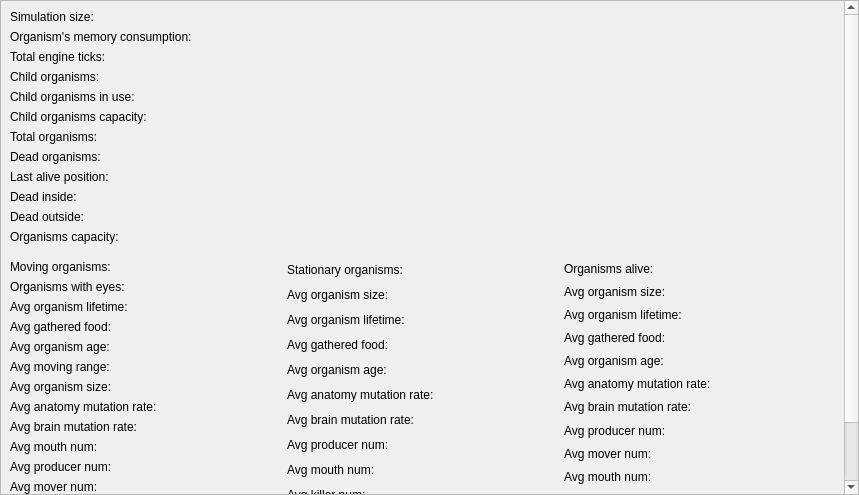
Above: Source/UiFiles/statistics.ui from SuperSpaceEye/LifeEngineExtended before the change. Below: the same form after it.
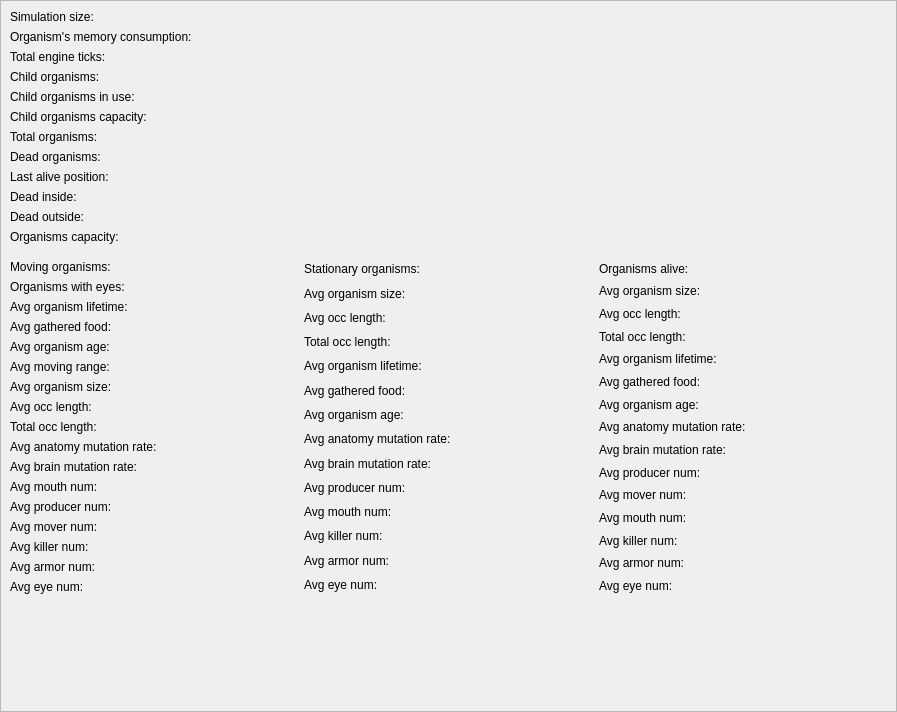
That is the form after the change.

Patch:
```diff
--- a/Source/UiFiles/statistics.ui
+++ b/Source/UiFiles/statistics.ui
@@ -6,8 +6,8 @@
    <rect>
     <x>0</x>
     <y>0</y>
-    <width>859</width>
-    <height>495</height>
+    <width>897</width>
+    <height>712</height>
    </rect>
   </property>
   <property name="windowTitle">
@@ -44,9 +44,9 @@
       <property name="geometry">
        <rect>
         <x>0</x>
-        <y>-165</y>
-        <width>843</width>
-        <height>659</height>
+        <y>0</y>
+        <width>895</width>
+        <height>710</height>
        </rect>
       </property>
       <property name="sizePolicy">
@@ -239,6 +239,20 @@
                 </property>
                </widget>
               </item>
+              <item>
+               <widget class="QLabel" name="lb_avg_occ_len_2">
+                <property name="text">
+                 <string>Avg occ length:</string>
+                </property>
+               </widget>
+              </item>
+              <item>
+               <widget class="QLabel" name="lb_total_occ_len_2">
+                <property name="text">
+                 <string>Total occ length:</string>
+                </property>
+               </widget>
+              </item>
               <item>
                <widget class="QLabel" name="lb_anatomy_mutation_rate_2">
                 <property name="text">
@@ -313,6 +327,20 @@
                 </property>
                </widget>
               </item>
+              <item>
+               <widget class="QLabel" name="lb_avg_occ_len_3">
+                <property name="text">
+                 <string>Avg occ length:</string>
+                </property>
+               </widget>
+              </item>
+              <item>
+               <widget class="QLabel" name="lb_total_occ_length_3">
+                <property name="text">
+                 <string>Total occ length:</string>
+                </property>
+               </widget>
+              </item>
               <item>
                <widget class="QLabel" name="lb_avg_org_lifetime_3">
                 <property name="text">
@@ -401,6 +429,20 @@
                 </property>
                </widget>
               </item>
+              <item>
+               <widget class="QLabel" name="lb_avg_occ_length_4">
+                <property name="text">
+                 <string>Avg occ length:</string>
+                </property>
+               </widget>
+              </item>
+              <item>
+               <widget class="QLabel" name="lb_total_occ_length_4">
+                <property name="text">
+                 <string>Total occ length:</string>
+                </property>
+               </widget>
+              </item>
               <item>
                <widget class="QLabel" name="lb_avg_org_lifetime_4">
                 <property name="text">
```
